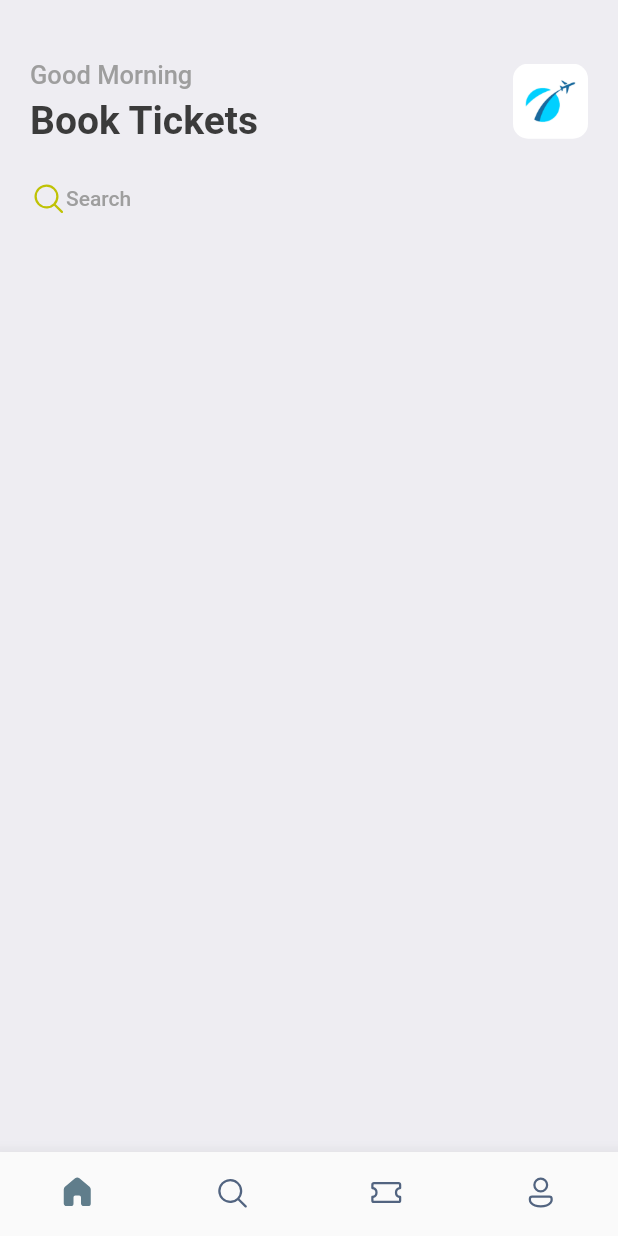
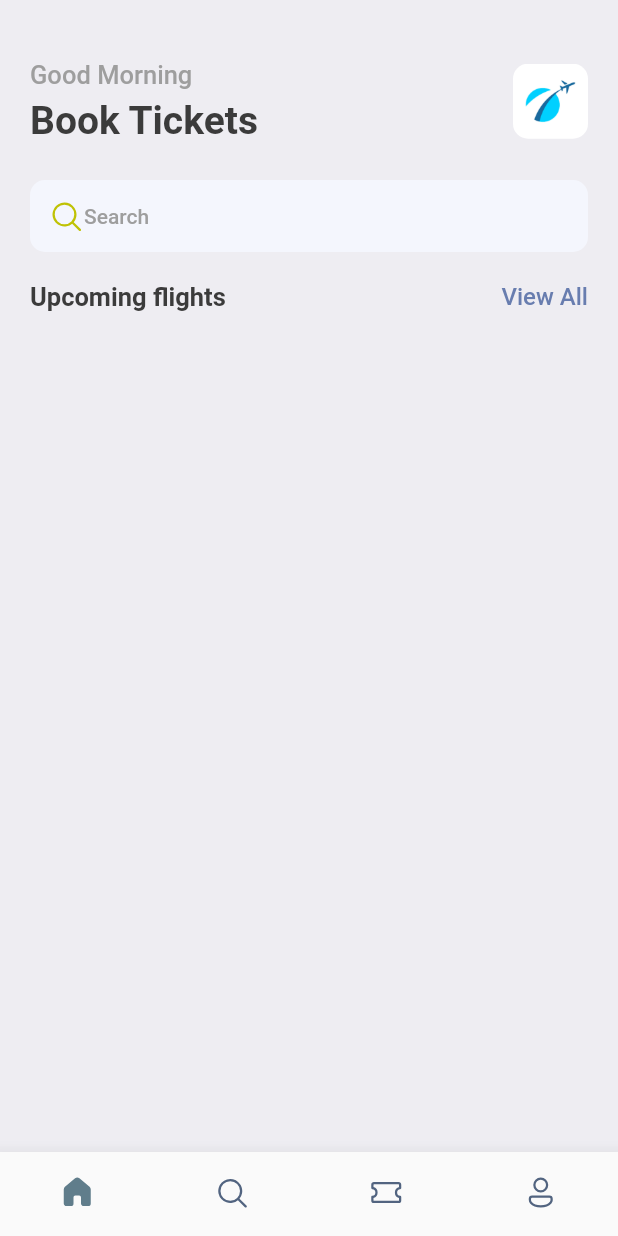
Before and after one commit to flutter-projects-anish/booking-ticket, a Flutter app: the screen it shows after launch, on a phone screen of 412 x 824 dp. Run offline on Flutter 3.47's test engine with Material 2 defaults, Android fonts, the phone set to English and light mode, and no system bars; our stand-ins replace fluentui_icons, gap.

```diff
--- a/lib/screens/home_screen.dart
+++ b/lib/screens/home_screen.dart
@@ -45,13 +45,40 @@ class HomeScreen extends StatelessWidget {
                     ],
                   ),
                   const Gap(25),
+                  Container(
+                    decoration: BoxDecoration(
+                        borderRadius: BorderRadius.circular(10),
+                        color: const Color(0XFFF4F6FD)),
+                    padding: const EdgeInsets.symmetric(
+                        horizontal: 12, vertical: 12),
+                    child: Row(
+                      children: [
+                        const Icon(FluentSystemIcons.ic_fluent_search_regular,
+                            color: Color(0XFFBFC205)),
+                        Text(
+                          "Search",
+                          style: Styles.headLineStyle4,
+                        )
+                      ],
+                    ),
+                  ),
+                  const Gap(20),
                   Row(
+                    mainAxisAlignment: MainAxisAlignment.spaceBetween,
                     children: [
-                      const Icon(FluentSystemIcons.ic_fluent_search_regular,
-                          color: Color(0XFFBFC205)),
                       Text(
-                        "Search",
-                        style: Styles.headLineStyle4,
+                        'Upcoming flights',
+                        style: Styles.headLineStyle2,
+                      ),
+                      InkWell(
+                        onTap: () {
+                          print("inkwell in use");
+                        },
+                        child: Text(
+                          'View All',
+                          style: Styles.textStyle
+                              .copyWith(color: Styles.primaryColor),
+                        ),
                       )
                     ],
                   ),
```
Also changed, not shown: lib/screens/ticket_view.dart (added, +16 -0 lines), lib/utils/app_layout.dart (added, +7 -0 lines).
